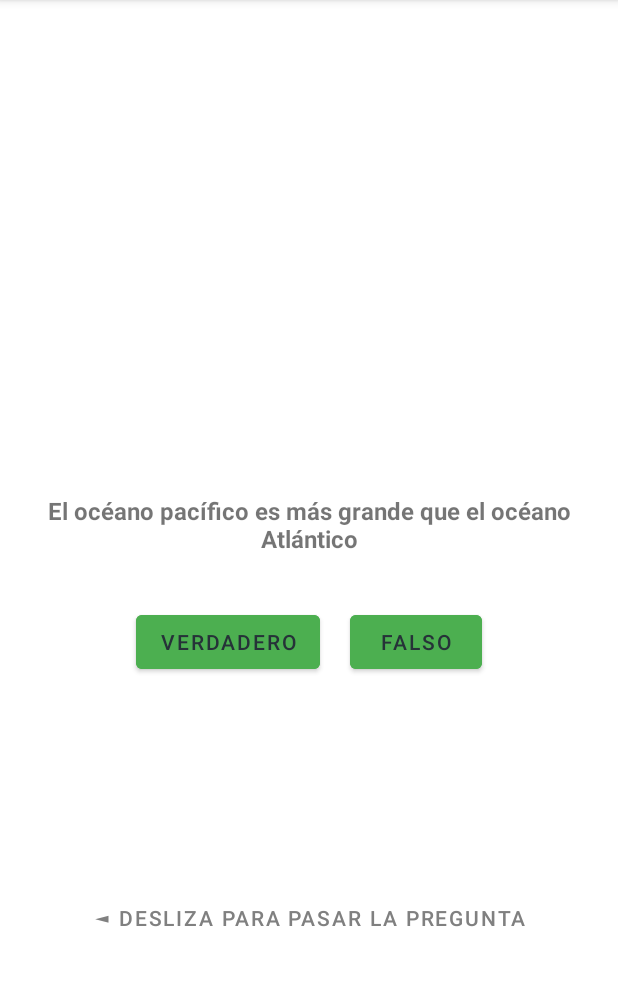
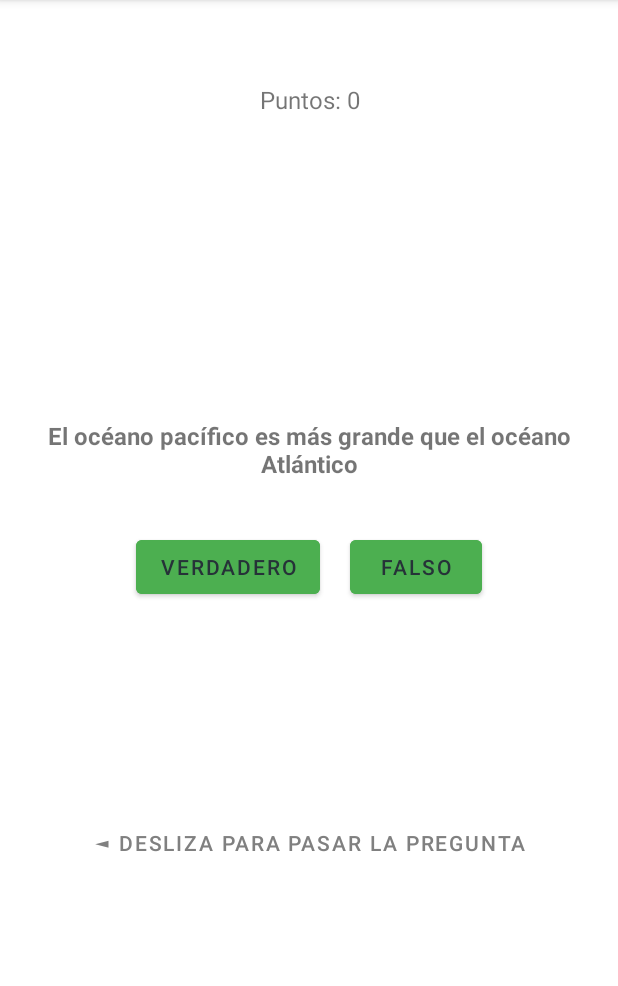
Before and after one commit to JSalmon11/GeoQuiz-app, an Android app: the screen it shows after launch (MainActivity), on a phone screen of 412 x 824 dp, the part 84-1070 px from its top. Run offline under Robolectric (Android 15) with nearby library versions, the phone set to English and light mode, and no system bars.

Commit message:
commit 28/10/2021 por si acaso 2disp

```diff
--- a/GeoQuiz/app/build.gradle
+++ b/GeoQuiz/app/build.gradle
@@ -25,6 +25,9 @@ android {
         sourceCompatibility JavaVersion.VERSION_1_8
         targetCompatibility JavaVersion.VERSION_1_8
     }
+    buildFeatures {
+        viewBinding true
+    }
 }
 
 dependencies {
@@ -32,6 +35,8 @@ dependencies {
     implementation 'androidx.appcompat:appcompat:1.2.0'
     implementation 'com.google.android.material:material:1.3.0'
     implementation 'androidx.constraintlayout:constraintlayout:2.0.4'
+    implementation 'androidx.navigation:navigation-fragment:2.3.5'
+    implementation 'androidx.navigation:navigation-ui:2.3.5'
     testImplementation 'junit:junit:4.+'
     androidTestImplementation 'androidx.test.ext:junit:1.1.3'
     androidTestImplementation 'androidx.test.espresso:espresso-core:3.4.0'
--- a/GeoQuiz/app/src/main/AndroidManifest.xml
+++ b/GeoQuiz/app/src/main/AndroidManifest.xml
@@ -1,6 +1,6 @@
 <?xml version="1.0" encoding="utf-8"?>
 <manifest xmlns:android="http://schemas.android.com/apk/res/android"
-    package="dev.JSalmon.geoquiz">
+    package="dev.JSalmon.geoquiz" >
 
     <application
         android:allowBackup="true"
@@ -8,10 +8,10 @@
         android:label="@string/app_name"
         android:roundIcon="@mipmap/ic_launcher_round"
         android:supportsRtl="true"
-        android:theme="@style/Theme.GeoQuiz">
+        android:theme="@style/Theme.GeoQuiz" >
         <activity
             android:name=".MainActivity"
-            android:exported="true">
+            android:exported="true" >
             <intent-filter>
                 <action android:name="android.intent.action.MAIN" />
 
--- a/GeoQuiz/app/src/main/java/dev/JSalmon/geoquiz/MainActivity.java
+++ b/GeoQuiz/app/src/main/java/dev/JSalmon/geoquiz/MainActivity.java
@@ -29,7 +29,8 @@ public class MainActivity extends AppCompatActivity {
     }
 
     private void updatePuntos(){
-        puntosTextView.setText(Integer.toString(puntos));
+        puntosTextView = findViewById(R.id.textPuntos);
+        puntosTextView.setText("Puntos: "+Integer.toString(puntos));
     }
 
     private void checkAnswer (boolean userPressedTrue){
@@ -38,13 +39,14 @@ public class MainActivity extends AppCompatActivity {
         int messageResId=0;
 
         if (userPressedTrue==answerIsTrue){
-            messageResId=R.string.correct_toast;
             ++puntos;
             updatePuntos();
+            messageResId=R.string.correct_toast;
         }else{
             messageResId=R.string.incorrect_tost;
         }
         Toast.makeText(this, messageResId, Toast.LENGTH_SHORT).show();
+        currentIndex=(currentIndex+1) % arrayPreguntas.length;
         updatePregunta();
     }
 
@@ -52,7 +54,7 @@ public class MainActivity extends AppCompatActivity {
     protected void onCreate(Bundle savedInstanceState) {
         super.onCreate(savedInstanceState);
         setContentView(R.layout.activity_main);
-        //updatePuntos();
+        updatePuntos();
 
         preguntasTextView= findViewById(R.id.textPreguntas);
         updatePregunta();
--- a/GeoQuiz/app/src/main/res/layout/activity_main.xml
+++ b/GeoQuiz/app/src/main/res/layout/activity_main.xml
@@ -17,8 +17,11 @@
         <TextView
             android:id="@+id/textPuntos"
             android:layout_width="match_parent"
-            android:layout_height="300dp"
-            android:textAlignment="textEnd" />
+            android:layout_height="200dp"
+            android:text="@string/string_puntos"
+            android:textAlignment="center"
+            android:textSize="16sp"
+            tools:text="@string/string_puntos" />
 
         <TextView
             android:id="@+id/textPreguntas"
--- a/GeoQuiz/app/src/main/res/values/themes.xml
+++ b/GeoQuiz/app/src/main/res/values/themes.xml
@@ -13,4 +13,10 @@
         <item name="android:statusBarColor" tools:targetApi="l">?attr/colorPrimaryVariant</item>
         <!-- Customize your theme here. -->
     </style>
+    <style name="Theme.GeoQuiz.NoActionBar">
+        <item name="windowActionBar">false</item>
+        <item name="windowNoTitle">true</item>
+    </style>
+    <style name="Theme.GeoQuiz.AppBarOverlay" parent="ThemeOverlay.AppCompat.Dark.ActionBar" />
+    <style name="Theme.GeoQuiz.PopupOverlay" parent="ThemeOverlay.AppCompat.Light" />
 </resources>
```
Also changed, not shown: GeoQuiz/app/src/main/res/values/strings.xml (+10 -1 lines).
